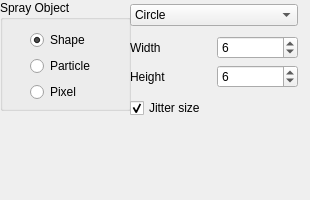
Old version of the form krita/plugins/paintops/spray/wdgshapeoptions.ui in the repository KDE/krita.
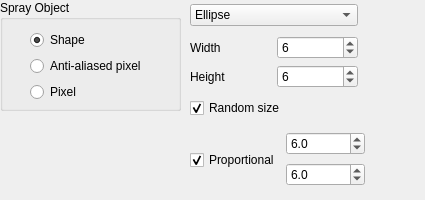
New version of the form.

Commit message: Proportional size of particle type added, renaming proposed by enkithan, circle type removed as it is ellipse

Patch:
```diff
--- a/krita/plugins/paintops/spray/wdgshapeoptions.ui
+++ b/krita/plugins/paintops/spray/wdgshapeoptions.ui
@@ -1,11 +1,11 @@
 <ui version="4.0" >
  <class>WdgShapeOptions</class>
- <widget class="QWidget" name="WdgShapeOptions" >
-  <property name="geometry" >
+ <widget class="QWidget" name="WdgShapeOptions">
+  <property name="geometry">
    <rect>
     <x>0</x>
     <y>0</y>
-    <width>310</width>
+    <width>425</width>
     <height>200</height>
    </rect>
   </property>
@@ -15,21 +15,21 @@
     <verstretch>255</verstretch>
    </sizepolicy>
   </property>
-  <property name="minimumSize" >
+  <property name="minimumSize">
    <size>
-    <width>310</width>
+    <width>425</width>
     <height>200</height>
    </size>
   </property>
   <property name="windowTitle" >
    <string>Form</string>
   </property>
-  <widget class="QGroupBox" name="objectBox" >
-   <property name="geometry" >
+  <widget class="QGroupBox" name="objectBox">
+   <property name="geometry">
     <rect>
      <x>0</x>
      <y>0</y>
-     <width>131</width>
+     <width>181</width>
      <height>111</height>
     </rect>
    </property>
@@ -39,12 +39,12 @@
    <property name="checkable" >
     <bool>false</bool>
    </property>
-   <widget class="QWidget" name="layoutWidget" >
-    <property name="geometry" >
+   <widget class="QWidget" name="layoutWidget">
+    <property name="geometry">
      <rect>
       <x>30</x>
       <y>30</y>
-      <width>73</width>
+      <width>133</width>
       <height>73</height>
      </rect>
     </property>
@@ -60,9 +60,9 @@
       </widget>
      </item>
      <item>
-      <widget class="QRadioButton" name="particleBtn" >
-       <property name="text" >
-        <string>Particle</string>
+      <widget class="QRadioButton" name="particleBtn">
+       <property name="text">
+        <string>Anti-aliased pixel</string>
        </property>
       </widget>
      </item>
@@ -76,10 +76,10 @@
     </layout>
    </widget>
   </widget>
-  <widget class="QWidget" name="layoutWidget" >
-   <property name="geometry" >
+  <widget class="QWidget" name="layoutWidget">
+   <property name="geometry">
     <rect>
-     <x>130</x>
+     <x>190</x>
      <y>0</y>
      <width>168</width>
      <height>123</height>
@@ -92,12 +92,7 @@
        <number>0</number>
       </property>
       <item>
-       <property name="text" >
-        <string>Circle</string>
-       </property>
-      </item>
-      <item>
-       <property name="text" >
+       <property name="text">
         <string>Ellipse</string>
        </property>
       </item>
@@ -149,9 +144,9 @@
      </layout>
     </item>
     <item>
-     <widget class="QCheckBox" name="jitterShape" >
-      <property name="text" >
-       <string>Jitter size</string>
+     <widget class="QCheckBox" name="jitterShape">
+      <property name="text">
+       <string>Random size</string>
       </property>
       <property name="checked" >
        <bool>true</bool>
@@ -160,6 +155,52 @@
     </item>
    </layout>
   </widget>
+  <widget class="QWidget" name="layoutWidget">
+   <property name="geometry">
+    <rect>
+     <x>190</x>
+     <y>130</y>
+     <width>175</width>
+     <height>60</height>
+    </rect>
+   </property>
+   <layout class="QHBoxLayout" name="horizontalLayout_3">
+    <item>
+     <widget class="QCheckBox" name="proportionalBox">
+      <property name="text">
+       <string>Proportional</string>
+      </property>
+      <property name="checked">
+       <bool>true</bool>
+      </property>
+     </widget>
+    </item>
+    <item>
+     <layout class="QVBoxLayout" name="verticalLayout_4">
+      <item>
+       <widget class="QDoubleSpinBox" name="widthPro">
+        <property name="decimals">
+         <number>1</number>
+        </property>
+        <property name="value">
+         <double>6.000000000000000</double>
+        </property>
+       </widget>
+      </item>
+      <item>
+       <widget class="QDoubleSpinBox" name="heightPro">
+        <property name="decimals">
+         <number>1</number>
+        </property>
+        <property name="value">
+         <double>6.000000000000000</double>
+        </property>
+       </widget>
+      </item>
+     </layout>
+    </item>
+   </layout>
+  </widget>
  </widget>
  <resources/>
  <connections/>
```
Left out of the diff: 57 changed lines with no effect on the pictures. The commit also changes 7 other files.
